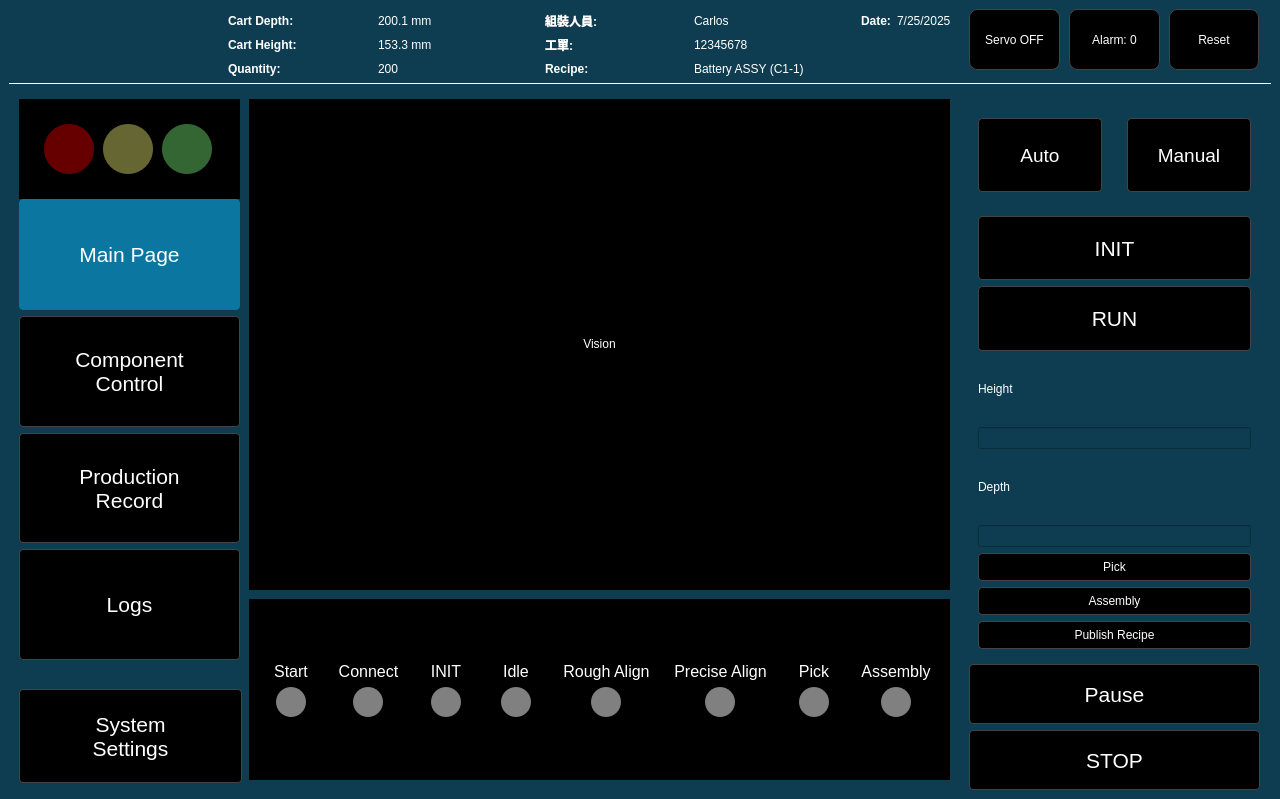
Qt form ros2_ws/src/ui_app/ui_app/ui_magic_cube.ui (SpencerSedano/cas-mc) before a commit.
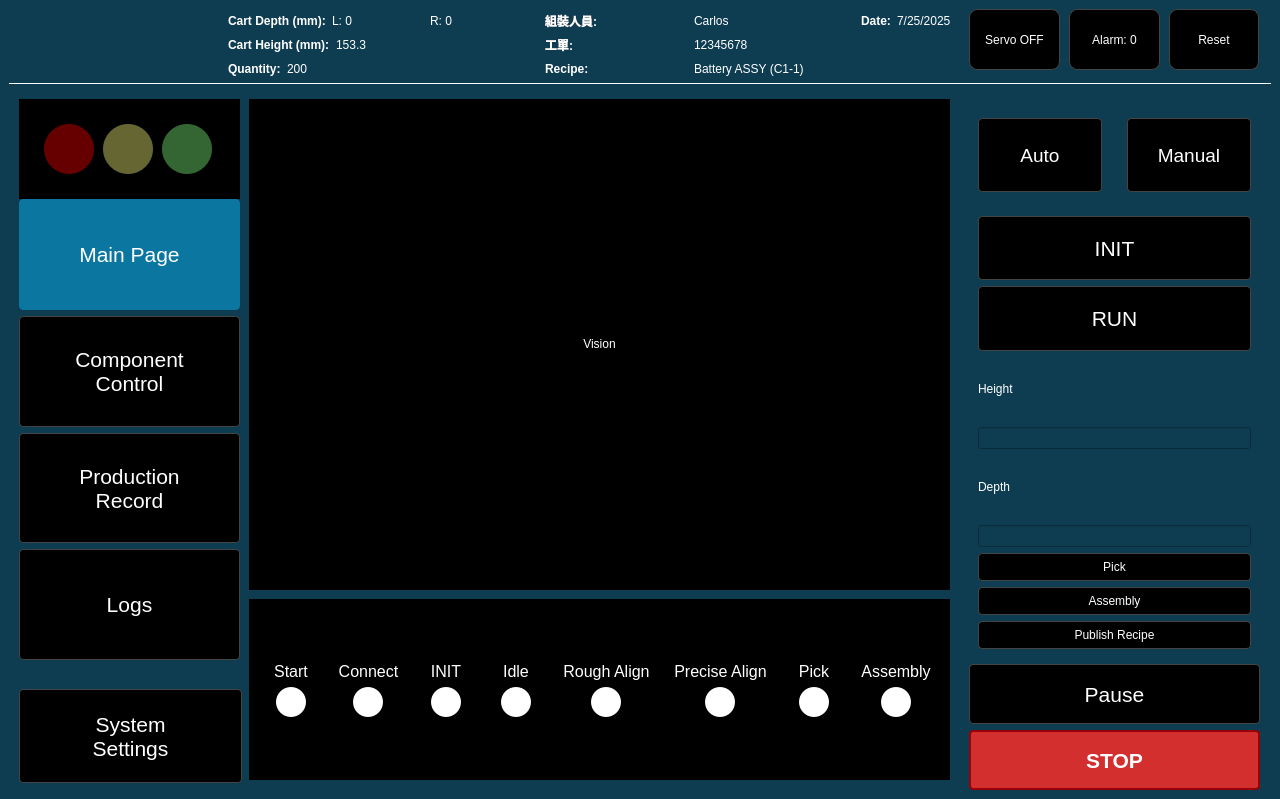
The same form after that commit. The open tabs and pages were chosen to show the change. Icons and pictures are not drawn.

Commit message: add left and right depth to top menu and timeline animation

What changed in the file:
```diff
--- a/ros2_ws/src/ui_app/ui_app/ui_magic_cube.ui
+++ b/ros2_ws/src/ui_app/ui_app/ui_magic_cube.ui
@@ -55,6 +55,12 @@
     border: 1px solid #0B76A0;
 }
 
+QPushButton:disabled {
+    background-color: #BDBDBD;       /* Gray when disabled */
+    border: 2px solid #9E9E9E;
+    color: #616161;
+}
+
 QLabel {
 	color:white;
 }</string>
@@ -805,6 +811,9 @@
             </item>
             <item>
              <widget class="QPushButton" name="AutoStopButton">
+              <property name="enabled">
+               <bool>true</bool>
+              </property>
               <property name="sizePolicy">
                <sizepolicy hsizetype="Minimum" vsizetype="Preferred">
                 <horstretch>0</horstretch>
@@ -820,13 +829,35 @@
               <property name="font">
                <font>
                 <pointsize>16</pointsize>
+                <bold>true</bold>
                </font>
               </property>
               <property name="styleSheet">
-               <string notr="true">
+               <string notr="true">QPushButton {
+    background-color: #D32F2F;       /* Material Red 700 */
+    color: white;
+    border: 2px solid #9A0007;       /* Darker red border */
+}
+
+QPushButton:hover {
+    background-color: #E53935;       /* Slightly brighter red */
+}
+QPushButton:pressed {
+    background-color: #B71C1C;       /* Darker pressed red */
+    border: 2px inset #7F0000;       /* Inset border for &quot;sunken&quot; effect */
+}
+QPushButton:disabled {
+    background-color: #BDBDBD;       /* Gray when disabled */
+    border: 2px solid #9E9E9E;
+    color: #616161;
+}
+
+/*
 QPushButton#AutoStopButton:pressed {
-    background-color: #990000;       /* darker red when pressed */
-}</string>
+    background-color: #990000; 
+}
+*/
+</string>
               </property>
               <property name="text">
                <string>STOP</string>
@@ -945,7 +976,7 @@
                   </size>
                  </property>
                  <property name="styleSheet">
-                  <string notr="true">background-color:gray; border-radius:15px;</string>
+                  <string notr="true">background-color:#FFFFFF; border-radius:15px;</string>
                  </property>
                  <property name="text">
                   <string/>
@@ -994,7 +1025,7 @@
                   </size>
                  </property>
                  <property name="styleSheet">
-                  <string notr="true">background-color:gray; border-radius:15px;</string>
+                  <string notr="true">background-color:#FFFFFF; border-radius:15px;</string>
                  </property>
                  <property name="text">
                   <string/>
@@ -1043,7 +1074,7 @@
                   </size>
                  </property>
                  <property name="styleSheet">
-                  <string notr="true">background-color:gray; border-radius:15px;</string>
+                  <string notr="true">background-color:#FFFFFF; border-radius:15px;</string>
                  </property>
                  <property name="text">
                   <string/>
@@ -1092,7 +1123,7 @@
                   </size>
                  </property>
                  <property name="styleSheet">
-                  <string notr="true">background-color:gray; border-radius:15px;</string>
+                  <string notr="true">background-color:#FFFFFF; border-radius:15px;</string>
                  </property>
                  <property name="text">
                   <string/>
@@ -1141,7 +1172,7 @@
                   </size>
                  </property>
                  <property name="styleSheet">
-                  <string notr="true">background-color:gray; border-radius:15px;</string>
+                  <string notr="true">background-color:#FFFFFF; border-radius:15px;</string>
                  </property>
                  <property name="text">
                   <string/>
@@ -1190,7 +1221,7 @@
                   </size>
                  </property>
                  <property name="styleSheet">
-                  <string notr="true">background-color:gray; border-radius:15px;</string>
+                  <string notr="true">background-color:#FFFFFF; border-radius:15px;</string>
                  </property>
                  <property name="text">
                   <string/>
@@ -1239,7 +1270,7 @@
                   </size>
                  </property>
                  <property name="styleSheet">
-                  <string notr="true">background-color:gray; border-radius:15px;</string>
+                  <string notr="true">background-color:#FFFFFF; border-radius:15px;</string>
                  </property>
                  <property name="text">
                   <string/>
@@ -1288,7 +1319,7 @@
                   </size>
                  </property>
                  <property name="styleSheet">
-                  <string notr="true">background-color:gray; border-radius:15px;</string>
+                  <string notr="true">background-color:#FFFFFF; border-radius:15px;</string>
                  </property>
                  <property name="text">
                   <string/>
@@ -7246,6 +7277,12 @@
            </property>
            <item>
             <widget class="QLabel" name="QuantityText">
+             <property name="sizePolicy">
+              <sizepolicy hsizetype="Maximum" vsizetype="Preferred">
+               <horstretch>0</horstretch>
+               <verstretch>0</verstretch>
+              </sizepolicy>
+             </property>
              <property name="font">
               <font>
                <bold>true</bold>
@@ -7326,20 +7363,26 @@
            </property>
            <item>
             <widget class="QLabel" name="CartHeightText">
+             <property name="sizePolicy">
+              <sizepolicy hsizetype="Maximum" vsizetype="Preferred">
+               <horstretch>0</horstretch>
+               <verstretch>0</verstretch>
+              </sizepolicy>
+             </property>
              <property name="font">
               <font>
                <bold>true</bold>
               </font>
              </property>
              <property name="text">
-              <string>Cart Height:</string>
+              <string>Cart Height (mm):</string>
              </property>
             </widget>
            </item>
            <item>
             <widget class="QLabel" name="CartHeightInput">
              <property name="text">
-              <string>153.3 mm</string>
+              <string>153.3</string>
              </property>
             </widget>
            </item>
@@ -7366,20 +7409,33 @@
            </property>
            <item>
             <widget class="QLabel" name="CartDepthText">
+             <property name="sizePolicy">
+              <sizepolicy hsizetype="Maximum" vsizetype="Preferred">
+               <horstretch>0</horstretch>
+               <verstretch>0</verstretch>
+              </sizepolicy>
+             </property>
              <property name="font">
               <font>
                <bold>true</bold>
               </font>
              </property>
              <property name="text">
-              <string>Cart Depth:</string>
+              <string>Cart Depth (mm):</string>
              </property>
             </widget>
            </item>
            <item>
             <widget class="QLabel" name="CartDepthInput">
              <property name="text">
-              <string>200.1 mm</string>
+              <string>L: 0</string>
+             </property>
+            </widget>
+           </item>
+           <item>
+            <widget class="QLabel" name="CartDepthRightInput">
+             <property name="text">
+              <string>R: 0</string>
              </property>
             </widget>
            </item>
```
Left out of the diff: 27 changed lines with no effect on the pictures. The commit also changes 8 other files.
